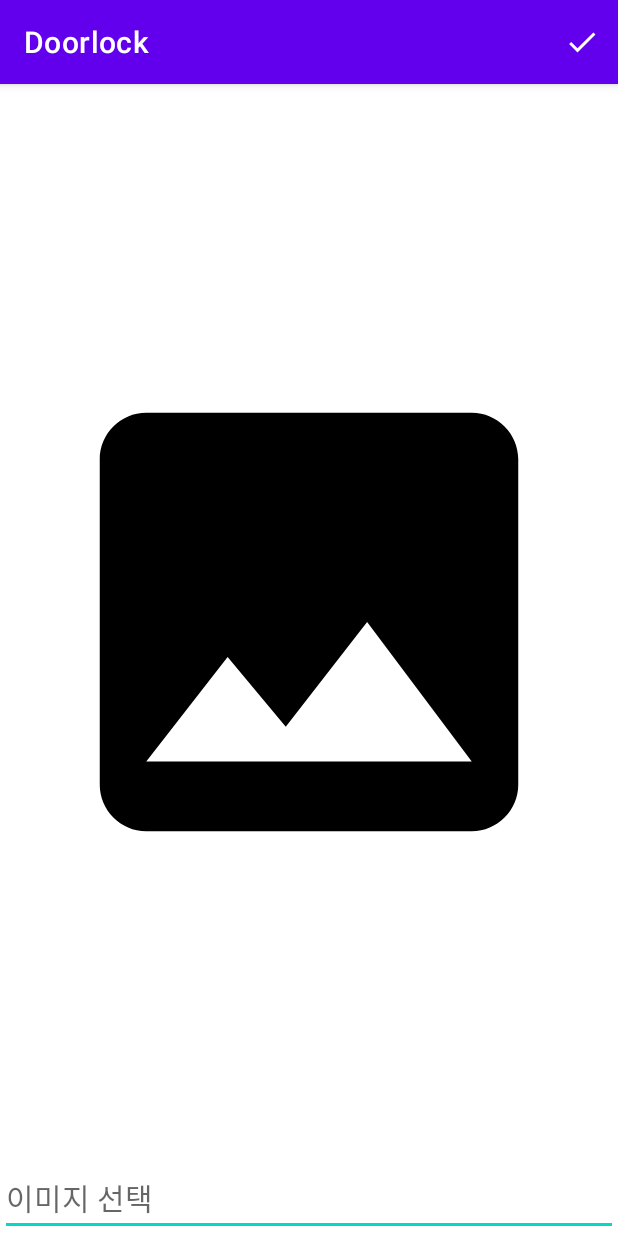
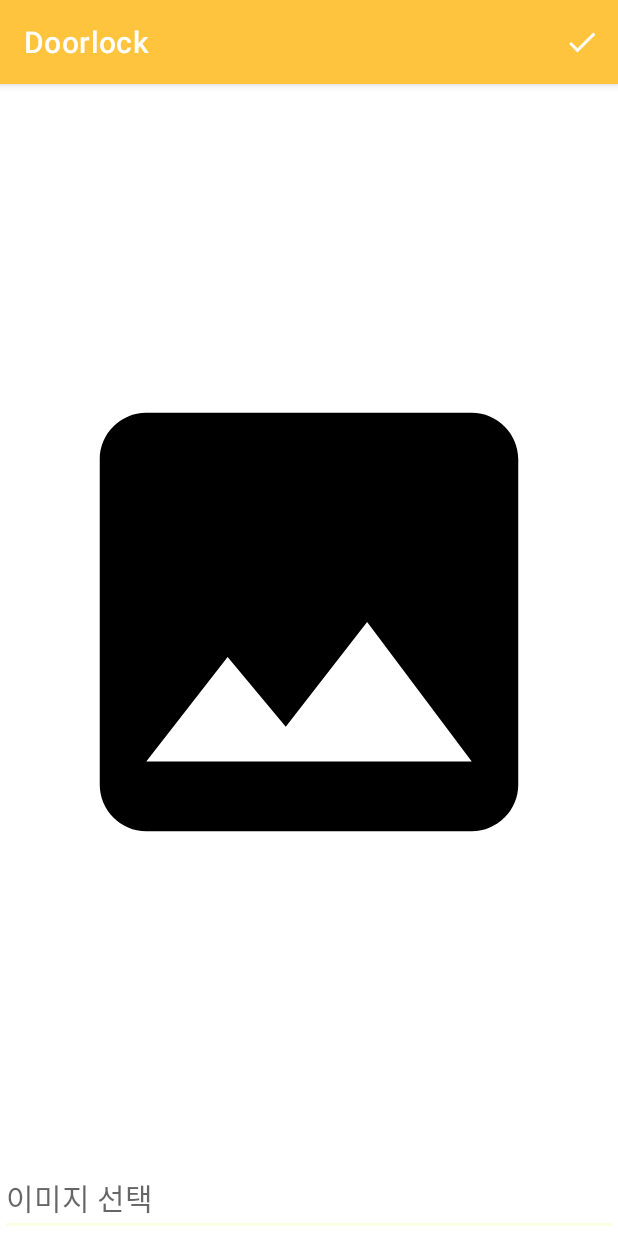
Before and after one commit to sehako/Doorlock, an Android app: the UserAddActivity screen opened directly, with no data from a screen before it, on a phone screen of 412 x 824 dp. Run offline under Robolectric (Android 15) with nearby library versions, the phone set to English and light mode, and no system bars; pictures from the network do not load.

Commit message:
도어락 어플 최종본

```diff
--- a/app/src/main/java/com/example/doorlock/UserAddActivity.kt
+++ b/app/src/main/java/com/example/doorlock/UserAddActivity.kt
@@ -1,10 +1,12 @@
 package com.example.doorlock
 
+import android.Manifest
 import android.app.Activity
 import android.app.AlertDialog
 import android.content.ContentValues
 import android.content.Context
 import android.content.Intent
+import android.content.pm.PackageManager
 import android.graphics.Bitmap
 import android.graphics.BitmapFactory
 import android.net.Uri
@@ -14,10 +16,14 @@ import android.util.Log
 import android.view.Menu
 import android.view.MenuInflater
 import android.view.MenuItem
+import android.view.animation.Animation
+import android.view.animation.RotateAnimation
 import android.widget.EditText
 import android.widget.Toast
 import androidx.activity.result.contract.ActivityResultContracts
 import androidx.appcompat.app.AppCompatActivity
+import androidx.core.app.ActivityCompat
+import androidx.core.content.ContextCompat
 import com.example.doorlock.databinding.ActivityUserAddBinding
 import kotlinx.coroutines.Dispatchers
 import kotlinx.coroutines.GlobalScope
@@ -37,6 +43,8 @@ import java.net.Socket
 
 
 class UserAddActivity : AppCompatActivity() {
+    private val CAMERA_PERMISSION_REQUEST = 101
+    private val GALLERY_PERMISSION_REQUEST = 102
     private lateinit var binding: ActivityUserAddBinding
     private var selectedImageUri: Uri? = null
     private lateinit var nameText : EditText
@@ -47,6 +55,8 @@ class UserAddActivity : AppCompatActivity() {
         super.onCreate(savedInstanceState)
         binding = ActivityUserAddBinding.inflate(layoutInflater)
         setContentView(binding.root)
+        requestCameraPermission()
+        requestGalleryPermission()
 
         val imgView = binding.faceImage
         nameText = binding.userName
@@ -72,11 +82,13 @@ class UserAddActivity : AppCompatActivity() {
                     contentResolver.openInputStream(image)?.use { inputStream ->
                         bitmap = BitmapFactory.decodeStream(inputStream)
                     }
-                    imgView.setImageBitmap(bitmap)
+                    imgView.setImageURI(selectedImageUri)
                     // Process the data
                     nameText.hint = "이름 입력"
                 }
             }
+
+
 
         imgView.setOnClickListener {
             val builder = AlertDialog.Builder(this@UserAddActivity)
@@ -100,6 +112,32 @@ class UserAddActivity : AppCompatActivity() {
             }
             val dialog = builder.create()
             dialog.show()
+        }
+    }
+
+//    override fun onRequestPermissionsResult(requestCode: Int, permissions: Array<out String>, grantResults: IntArray) {
+//        super.onRequestPermissionsResult(requestCode, permissions, grantResults)
+//        when (requestCode) {
+//            CAMERA_PERMISSION_REQUEST -> {
+//                if (grantResults.isNotEmpty() && grantResults[0] == PackageManager.PERMISSION_GRANTED) {
+//                }
+//            }
+//            GALLERY_PERMISSION_REQUEST -> {
+//                if (grantResults.isNotEmpty() && grantResults[0] == PackageManager.PERMISSION_GRANTED) {
+//                }
+//            }
+//        }
+//    }
+
+    private fun requestCameraPermission() {
+        if (ContextCompat.checkSelfPermission(this, Manifest.permission.CAMERA) != PackageManager.PERMISSION_GRANTED) {
+            ActivityCompat.requestPermissions(this, arrayOf(Manifest.permission.CAMERA), CAMERA_PERMISSION_REQUEST)
+        }
+    }
+
+    private fun requestGalleryPermission() {
+        if (ContextCompat.checkSelfPermission(this, Manifest.permission.READ_EXTERNAL_STORAGE) != PackageManager.PERMISSION_GRANTED) {
+            ActivityCompat.requestPermissions(this, arrayOf(Manifest.permission.READ_EXTERNAL_STORAGE), GALLERY_PERMISSION_REQUEST)
         }
     }
 
@@ -161,9 +199,9 @@ class UserAddActivity : AppCompatActivity() {
                 if(cam) {
                     imageFile.delete()
                 }
-                val HOST = "ec2-52-79-155-171.ap-northeast-2.compute.amazonaws.com"
-                val PORT = 9000
-                sendMessageToServer("2", HOST, PORT)
+                val host = "ec2-52-79-155-171.ap-northeast-2.compute.amazonaws.com"
+                val port = 9000
+                sendMessageToServer("file_download", host, port)
                 finish()
             }
 
@@ -176,11 +214,11 @@ class UserAddActivity : AppCompatActivity() {
         })
     }
 
-    fun sendMessageToServer(message: String, HOST: String, PORT: Int) {
+    fun sendMessageToServer(message: String, host: String, port: Int) {
         GlobalScope.launch(Dispatchers.IO) {
             var client: Socket? = null
             try {
-                client = Socket(HOST, PORT)
+                client = Socket(host, port)
                 val writer = BufferedWriter(OutputStreamWriter(client.getOutputStream()))
 
                 // 서버에 메시지 보내기
--- a/app/src/main/java/com/example/doorlock/Records.kt
+++ b/app/src/main/java/com/example/doorlock/ui/notifications/Records.kt
@@ -1,3 +1,3 @@
-package com.example.doorlock
+package com.example.doorlock.ui.notifications
 
 data class Records(val name: String, val date: String)
--- a/app/src/main/res/layout/fragment_notifications.xml
+++ b/app/src/main/res/layout/fragment_notifications.xml
@@ -18,6 +18,6 @@
         android:id="@+id/log"
         android:layout_width="match_parent"
         android:layout_height="match_parent"
-        tools:listitem="@layout/log_item" />
+        tools:listitem="@layout/search_result_item" />
 
 </LinearLayout>
--- a/app/src/main/res/layout/search_result_item.xml
+++ b/app/src/main/res/layout/search_result_item.xml
@@ -11,13 +11,11 @@
         android:id="@+id/textViewName"
         android:layout_width="wrap_content"
         android:layout_height="wrap_content"
-        android:textSize="16sp"
-        android:textColor="@android:color/black"/>
+        android:textSize="16sp" />
 
     <TextView
         android:id="@+id/textViewDate"
         android:layout_width="wrap_content"
         android:layout_height="wrap_content"
-        android:textSize="12sp"
-        android:textColor="@android:color/darker_gray"/>
+        android:textSize="12sp" />
 </LinearLayout>
--- a/app/src/main/res/values-night/themes.xml
+++ b/app/src/main/res/values-night/themes.xml
@@ -10,7 +10,7 @@
         <item name="colorSecondaryVariant">@color/teal_200</item>
         <item name="colorOnSecondary">@color/black</item>
         <!-- Status bar color. -->
-        <item name="android:statusBarColor">?attr/colorPrimaryVariant</item>
+        <item name="android:statusBarColor">@color/transparent</item>
         <!-- Customize your theme here. -->
     </style>
 </resources>
--- a/app/src/main/res/values/colors.xml
+++ b/app/src/main/res/values/colors.xml
@@ -1,11 +1,11 @@
 <?xml version="1.0" encoding="utf-8"?>
 <resources>
-    <color name="purple_200">#FFBB86FC</color>
-    <color name="purple_500">#FF6200EE</color>
-    <color name="purple_700">#FF3700B3</color>
-    <color name="teal_200">#FF03DAC5</color>
-    <color name="teal_700">#FF018786</color>
+    <color name="purple_200">#f4d58d</color>
+    <color name="purple_500">#ffc43d</color>
+    <color name="purple_700">#fdf0d5</color>
+    <color name="teal_200">#f8ffe5</color>
+    <color name="teal_700">#669bbc</color>
     <color name="black">#FF000000</color>
-    <color name="white">#FFFFFFFF</color>
+    <color name="white">#CAF0F8</color>
     <color name="transparent">#00000000</color>
 </resources>
--- a/app/src/main/res/values/themes.xml
+++ b/app/src/main/res/values/themes.xml
@@ -10,7 +10,8 @@
         <item name="colorSecondaryVariant">@color/teal_700</item>
         <item name="colorOnSecondary">@color/black</item>
         <!-- Status bar color. -->
-        <item name="android:statusBarColor">?attr/colorPrimaryVariant</item>
+        <item name="android:statusBarColor">@color/transparent</item>
         <!-- Customize your theme here. -->
+        <item name="android:windowLightStatusBar">@color/black</item>
     </style>
 </resources>
```
Also changed, not shown: app/src/main/java/com/example/doorlock/MainActivity.kt (+41 -5 lines), app/src/main/java/com/example/doorlock/MyApi.kt (+1 -6 lines), app/src/main/java/com/example/doorlock/ui/dashboard/DashboardFragment.kt (+6 -5 lines), app/src/main/java/com/example/doorlock/ui/home/HomeFragment.kt (+36 -2 lines), app/src/main/java/com/example/doorlock/ui/notifications/NotificationsFragment.kt (+8 -12 lines), app/src/main/java/com/example/doorlock/ui/notifications/SearchResultsAdapter.kt (+7 -2 lines), app/src/main/res/layout/log_item.xml (deleted, +0 -18 lines).
